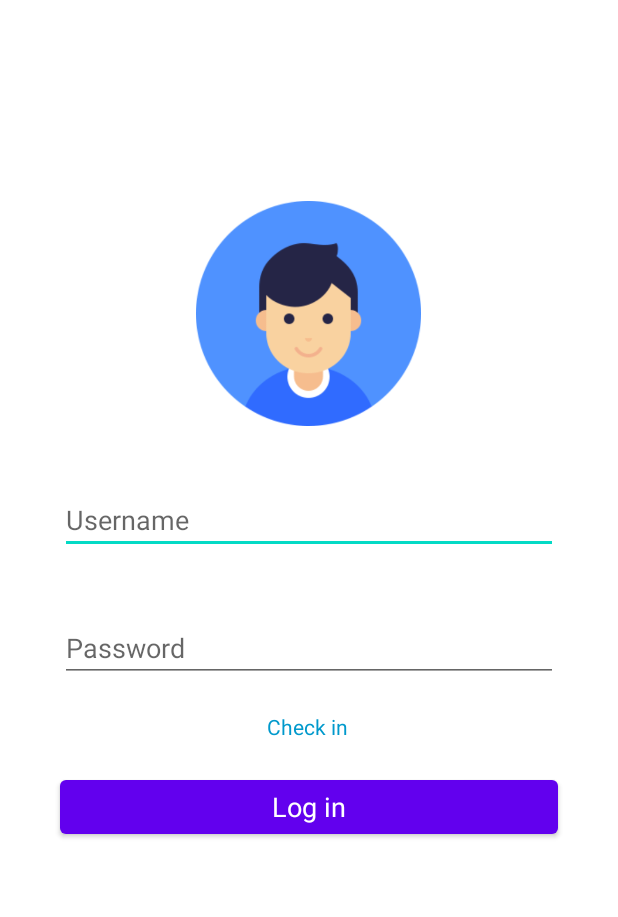
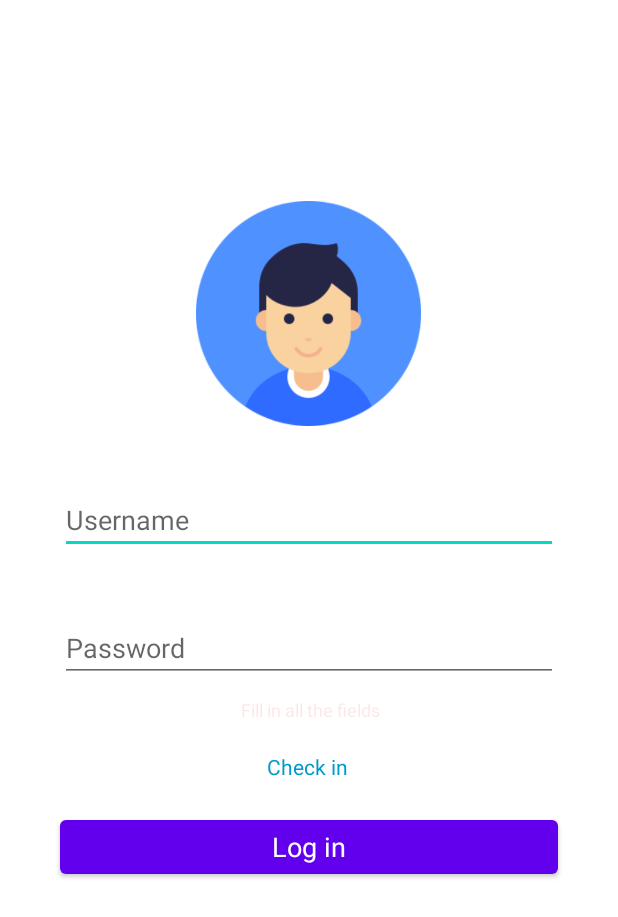
Before and after one commit to Jarenass97/DesafioInventario, an Android app: the screen it shows after launch (LoginActivity), after a tap on "Log in", on a phone screen of 412 x 824 dp. Shown: the top 917 px of the screen. Run offline under Robolectric (Android 15) with nearby library versions, the phone set to English and light mode, and no system bars.

Commit message:
controlando campos vacíos y mostrando mensajes de error

```diff
--- /dev/null
+++ b/DesafioInventario/app/src/main/java/assistant/Animacion.kt
@@ -0,0 +1,11 @@
+package assistant
+
+import android.content.Context
+import android.view.animation.AnimationUtils
+import androidx.appcompat.app.AppCompatActivity
+import com.example.desafioinventario.LoginActivity
+import com.example.desafioinventario.R
+
+class Animacion(context: AppCompatActivity) {
+    val aparicion_difuminada=AnimationUtils.loadAnimation(context, R.anim.aparicion_difuminada)
+}
--- /dev/null
+++ b/DesafioInventario/app/src/main/java/assistant/Auxiliar.kt
@@ -0,0 +1,5 @@
+package assistant
+
+object Auxiliar {
+
+}
--- a/DesafioInventario/app/src/main/java/model/Rol.kt
+++ b/DesafioInventario/app/src/main/java/assistant/Rol.kt
@@ -1,4 +1,4 @@
-package model
+package assistant
 
 enum class Rol {
     JEFE_DEPARTAMENTO,ENCARGADO,PROFESOR
--- a/DesafioInventario/app/src/main/java/com/example/desafioinventario/LoginActivity.kt
+++ b/DesafioInventario/app/src/main/java/com/example/desafioinventario/LoginActivity.kt
@@ -1,25 +1,53 @@
 package com.example.desafioinventario
 
 import android.annotation.SuppressLint
+import android.content.Intent
+import android.graphics.Bitmap
 import android.graphics.Color
 import androidx.appcompat.app.AppCompatActivity
 import android.os.Bundle
 import android.view.MotionEvent
 import android.view.View
-import android.widget.TextView
-import android.widget.ViewAnimator
+import android.widget.*
+import androidx.core.view.isVisible
+import assistant.Animacion
+import assistant.Rol
+import model.Usuario
 
 class LoginActivity : AppCompatActivity() {
     private lateinit var login_reg: ViewAnimator
+    private lateinit var txtMensajeLogin: TextView
+    lateinit var edUsernameLogin: EditText
+    lateinit var edPasswdLogin: EditText
+    lateinit var edEmailReg: EditText
+    lateinit var edUsernameReg: EditText
+    lateinit var edPass1Reg: EditText
+    lateinit var edPass2Reg: EditText
+    lateinit var txtMensajeReg: TextView
+    lateinit var animaciones: Animacion
+    lateinit var imgUser: ImageView
     var isLogin = true
+    var photo: Bitmap? = null
 
     @SuppressLint("ClickableViewAccessibility")
     override fun onCreate(savedInstanceState: Bundle?) {
         super.onCreate(savedInstanceState)
         setContentView(R.layout.activity_login)
         supportActionBar?.hide()
+        animaciones = Animacion(this)
 
         login_reg = findViewById(R.id.vaLogReg)
+        txtMensajeLogin = findViewById(R.id.txtMensajeLogin)
+        edUsernameLogin = findViewById(R.id.edNombreUsuarioLogin)
+        edPasswdLogin = findViewById(R.id.edPasswdLogin)
+        imgUser = findViewById(R.id.imgUsuario)
+        edEmailReg = findViewById(R.id.edCorreoRegistro)
+        edUsernameReg = findViewById(R.id.edUsuarioReg)
+        edPass1Reg = findViewById(R.id.edPasswdReg)
+        edPass2Reg = findViewById(R.id.edPasswd2Reg)
+        txtMensajeReg = findViewById(R.id.txtMensajeErrorReg)
+        ocultarMsgs()
+
         val txtRegistrar = findViewById<TextView>(R.id.txtRegistrar)
         txtRegistrar.setOnTouchListener(View.OnTouchListener { view, motionEvent ->
             when (motionEvent.action) {
@@ -35,20 +63,75 @@ class LoginActivity : AppCompatActivity() {
     }
 
     fun iniciarSesion(view: View) {
+        if (camposLoginVacios()) mostrarError(txtMensajeLogin, getString(R.string.strCamposVacios))
         //Buscar username en base de datos y comprobar si la contraseña es correcta. en caso afirmativo acceder
         //al menú principal de la app
+    }
+
+    private fun camposLoginVacios(): Boolean {
+        return edUsernameLogin.text.isEmpty() || edPasswdLogin.text.isEmpty()
+    }
+
+    private fun mostrarError(txt: TextView, error: String) {
+        txt.text = error
+        txt.isVisible = true
+        txt.startAnimation(animaciones.aparicion_difuminada)
     }
 
     override fun onBackPressed() {
         if (isLogin) super.onBackPressed()
         else {
-            login_reg.showPrevious()
-            isLogin = true
+            reiniciar()
         }
     }
 
+    private fun ocultarMsgs() {
+        txtMensajeLogin.isVisible = false
+        txtMensajeReg.isVisible = false
+    }
+
     fun registrar(view: View) {
-        login_reg.showPrevious()
-        isLogin = true
+        if (camposRegVacios()) mostrarError(txtMensajeReg, getString(R.string.strCamposVacios))
+        else if (!passCoinciden()) mostrarError(
+            txtMensajeReg,
+            getString(R.string.strPassNoCoinciden)
+        )
+        else {
+            val rol = getRol()
+            val user = Usuario(
+                edUsernameReg.text.toString(),
+                edPass1Reg.text.toString(),
+                rol,
+                photo
+            )
+            //registrar user
+            reiniciar()
+        }
+    }
+
+    private fun getRol(): Rol {
+        var rol = Rol.PROFESOR
+        val groupRol: RadioGroup = findViewById(R.id.rgRoles)
+        val radioRol: RadioButton = findViewById(groupRol.checkedRadioButtonId)
+        when (radioRol.text) {
+            getString(R.string.strJefe) -> rol = Rol.JEFE_DEPARTAMENTO
+            getString(R.string.strEncargado) -> rol = Rol.ENCARGADO
+            getString(R.string.strProfesor) -> rol = Rol.PROFESOR
+        }
+        return rol
+    }
+
+    fun reiniciar() {
+        val intent = Intent(this, LoginActivity::class.java)
+        startActivity(intent)
+        finish()
+    }
+
+    private fun passCoinciden(): Boolean {
+        return edPass1Reg.text.toString() == edPass2Reg.text.toString()
+    }
+
+    private fun camposRegVacios(): Boolean {
+        return edEmailReg.text.isEmpty() || edUsernameReg.text.isEmpty() || edPass1Reg.text.isEmpty() || edPass2Reg.text.isEmpty()
     }
 }
--- a/DesafioInventario/app/src/main/java/model/Usuario.kt
+++ b/DesafioInventario/app/src/main/java/model/Usuario.kt
@@ -1,10 +1,10 @@
 package model
 
 import android.graphics.Bitmap
+import assistant.Rol
 import java.io.Serializable
 
-abstract class Usuario(
-    var id: Int,
+data class Usuario(
     var username: String,
     var passwd: String,
     var rol: Rol,
--- a/DesafioInventario/app/src/main/res/layout/activity_login.xml
+++ b/DesafioInventario/app/src/main/res/layout/activity_login.xml
@@ -29,6 +29,7 @@
             style="@style/EntradasLogin"
             android:layout_width="match_parent"
             android:layout_height="wrap_content"
+            android:layout_marginTop="40dp"
             android:ems="10"
             android:hint="@string/strUsuario"
             android:inputType="textPersonName"
@@ -43,6 +44,7 @@
             style="@style/EntradasLogin"
             android:layout_width="match_parent"
             android:layout_height="wrap_content"
+            android:layout_marginTop="40dp"
             android:ems="10"
             android:hint="@string/strPasswd"
             android:inputType="textPassword"
@@ -54,6 +56,19 @@
             app:layout_constraintVertical_bias="0.0" />
 
         <TextView
+            android:id="@+id/txtMensajeLogin"
+            style="@style/textoError"
+            android:layout_width="wrap_content"
+            android:layout_height="wrap_content"
+            android:layout_marginTop="10dp"
+            app:layout_constraintBottom_toBottomOf="parent"
+            app:layout_constraintEnd_toEndOf="parent"
+            app:layout_constraintHorizontal_bias="0.504"
+            app:layout_constraintStart_toStartOf="parent"
+            app:layout_constraintTop_toBottomOf="@+id/edPasswdLogin"
+            app:layout_constraintVertical_bias="0.0" />
+
+        <TextView
             android:id="@+id/txtRegistrar"
             style="@style/textBoton"
             android:layout_width="wrap_content"
@@ -62,9 +77,9 @@
             android:text="@string/strRegistrarse"
             app:layout_constraintBottom_toBottomOf="parent"
             app:layout_constraintEnd_toEndOf="parent"
-            app:layout_constraintHorizontal_bias="0.498"
+            app:layout_constraintHorizontal_bias="0.497"
             app:layout_constraintStart_toStartOf="parent"
-            app:layout_constraintTop_toBottomOf="@+id/edPasswdLogin"
+            app:layout_constraintTop_toBottomOf="@+id/txtMensajeLogin"
             app:layout_constraintVertical_bias="0.0" />
 
         <Button
@@ -87,18 +102,27 @@
         android:layout_width="match_parent"
         android:layout_height="match_parent">
 
-        <ImageView
-            android:id="@+id/imgUsuario"
+        <androidx.cardview.widget.CardView
+            android:id="@+id/cardView"
             android:layout_width="150dp"
             android:layout_height="150dp"
-            android:layout_marginStart="40dp"
-            android:src="@drawable/user_default"
+            android:layout_marginTop="70dp"
+            app:cardCornerRadius="75dp"
             app:layout_constraintBottom_toBottomOf="parent"
             app:layout_constraintEnd_toEndOf="parent"
-            app:layout_constraintHorizontal_bias="0.0"
+            app:layout_constraintHorizontal_bias="0.153"
             app:layout_constraintStart_toStartOf="parent"
             app:layout_constraintTop_toTopOf="parent"
-            app:layout_constraintVertical_bias="0.103" />
+            app:layout_constraintVertical_bias="0.0">
+
+            <ImageView
+                android:id="@+id/imgUsuario"
+                android:layout_width="match_parent"
+                android:layout_height="match_parent"
+                android:scaleType="centerCrop"
+                android:src="@drawable/user_default"
+                app:srcCompat="@drawable/user_default" />
+        </androidx.cardview.widget.CardView>
 
         <Button
             android:id="@+id/btnCambiarFoto"
@@ -108,14 +132,15 @@
             android:layout_marginTop="10dp"
             android:text="@string/strCambiarFoto"
             app:layout_constraintBottom_toBottomOf="parent"
-            app:layout_constraintEnd_toEndOf="@+id/imgUsuario"
-            app:layout_constraintStart_toStartOf="@+id/imgUsuario"
-            app:layout_constraintTop_toBottomOf="@+id/imgUsuario"
+            app:layout_constraintEnd_toEndOf="@+id/cardView"
+            app:layout_constraintStart_toStartOf="@+id/cardView"
+            app:layout_constraintTop_toBottomOf="@+id/cardView"
             app:layout_constraintVertical_bias="0.0" />
 
         <EditText
             android:id="@+id/edUsuarioReg"
             style="@style/EntradasLogin"
+            android:layout_marginTop="40dp"
             android:ems="10"
             android:hint="@string/strUsuario"
             android:inputType="textPersonName"
@@ -128,6 +153,7 @@
         <EditText
             android:id="@+id/edPasswdReg"
             style="@style/EntradasLogin"
+            android:layout_marginTop="40dp"
             android:ems="10"
             android:hint="@string/strPasswd"
             android:inputType="textPassword"
@@ -140,6 +166,7 @@
         <EditText
             android:id="@+id/edPasswd2Reg"
             style="@style/EntradasLogin"
+            android:layout_marginTop="40dp"
             android:ems="10"
             android:hint="@string/strRepitePasswd"
             android:inputType="textPassword"
@@ -154,17 +181,19 @@
             android:id="@+id/btnRegistrar"
             style="@style/botones"
             android:layout_height="wrap_content"
+            android:layout_marginTop="20dp"
             android:onClick="registrar"
             android:text="@string/strRegistrarse"
             app:layout_constraintBottom_toBottomOf="parent"
             app:layout_constraintEnd_toEndOf="parent"
             app:layout_constraintStart_toStartOf="parent"
-            app:layout_constraintTop_toBottomOf="@+id/edPasswd2Reg"
+            app:layout_constraintTop_toBottomOf="@+id/txtMensajeErrorReg"
             app:layout_constraintVertical_bias="0.0" />
 
         <EditText
             android:id="@+id/edCorreoRegistro"
             style="@style/EntradasLogin"
+            android:layout_marginTop="40dp"
             android:ems="10"
             android:hint="Email"
             android:inputType="textEmailAddress"
@@ -180,8 +209,8 @@
             android:layout_height="wrap_content"
             app:layout_constraintBottom_toBottomOf="@+id/btnCambiarFoto"
             app:layout_constraintEnd_toEndOf="parent"
-            app:layout_constraintStart_toEndOf="@+id/imgUsuario"
-            app:layout_constraintTop_toTopOf="@+id/imgUsuario">
+            app:layout_constraintStart_toEndOf="@+id/cardView"
+            app:layout_constraintTop_toTopOf="@+id/cardView">
 
             <RadioButton
                 android:id="@+id/rbRolJefe"
@@ -202,6 +231,19 @@
                 android:layout_height="wrap_content"
                 android:text="@string/strProfesor" />
         </RadioGroup>
+
+        <TextView
+            android:id="@+id/txtMensajeErrorReg"
+            style="@style/textoError"
+            android:layout_width="wrap_content"
+            android:layout_height="wrap_content"
+            android:layout_marginTop="10dp"
+            app:layout_constraintBottom_toBottomOf="parent"
+            app:layout_constraintEnd_toEndOf="parent"
+            app:layout_constraintStart_toStartOf="parent"
+            app:layout_constraintTop_toBottomOf="@+id/edPasswd2Reg"
+            app:layout_constraintVertical_bias="0.0" />
+
     </androidx.constraintlayout.widget.ConstraintLayout>
 
 </ViewAnimator>
--- a/DesafioInventario/app/src/main/res/values/colors.xml
+++ b/DesafioInventario/app/src/main/res/values/colors.xml
@@ -8,4 +8,5 @@
     <color name="black">#FF000000</color>
     <color name="white">#FFFFFFFF</color>
     <color name="pulsacion">#41373535</color>
+    <color name="error">#E10D0D</color>
 </resources>
--- a/DesafioInventario/app/src/main/res/values/strings.xml
+++ b/DesafioInventario/app/src/main/res/values/strings.xml
@@ -9,4 +9,6 @@
     <string name="strJefe">Boss</string>
     <string name="strEncargado">Manager</string>
     <string name="strProfesor">Teacher</string>
+    <string name="strCamposVacios">Fill in all the fields</string>
+    <string name="strPassNoCoinciden">Passwords do not match</string>
 </resources>
--- a/DesafioInventario/app/src/main/res/values/themes.xml
+++ b/DesafioInventario/app/src/main/res/values/themes.xml
@@ -16,7 +16,6 @@
 
     <style name="margenes" parent="Theme.DesafioInventario">
         <item name="android:layout_marginStart">40dp</item>
-        <item name="android:layout_marginTop">40dp</item>
         <item name="android:layout_marginEnd">40dp</item>
     </style>
 
@@ -34,4 +33,8 @@
         <item name="android:layout_width">match_parent</item>
         <item name="android:textSize">18dp</item>
     </style>
+    <style name="textoError" parent="margenes">
+        <item name="android:textColor">@color/error</item>
+        <item name="android:textSize">12dp</item>
+    </style>
 </resources>
```
Also changed, not shown: DesafioInventario/app/src/main/java/model/Encargado.kt (deleted, +0 -10 lines), DesafioInventario/app/src/main/java/model/Jefe.kt (deleted, +0 -10 lines), DesafioInventario/app/src/main/java/model/Profesor.kt (deleted, +0 -10 lines), DesafioInventario/app/src/main/res/anim/aparicion_difuminada.xml (added, +7 -0 lines), 2 other files.
